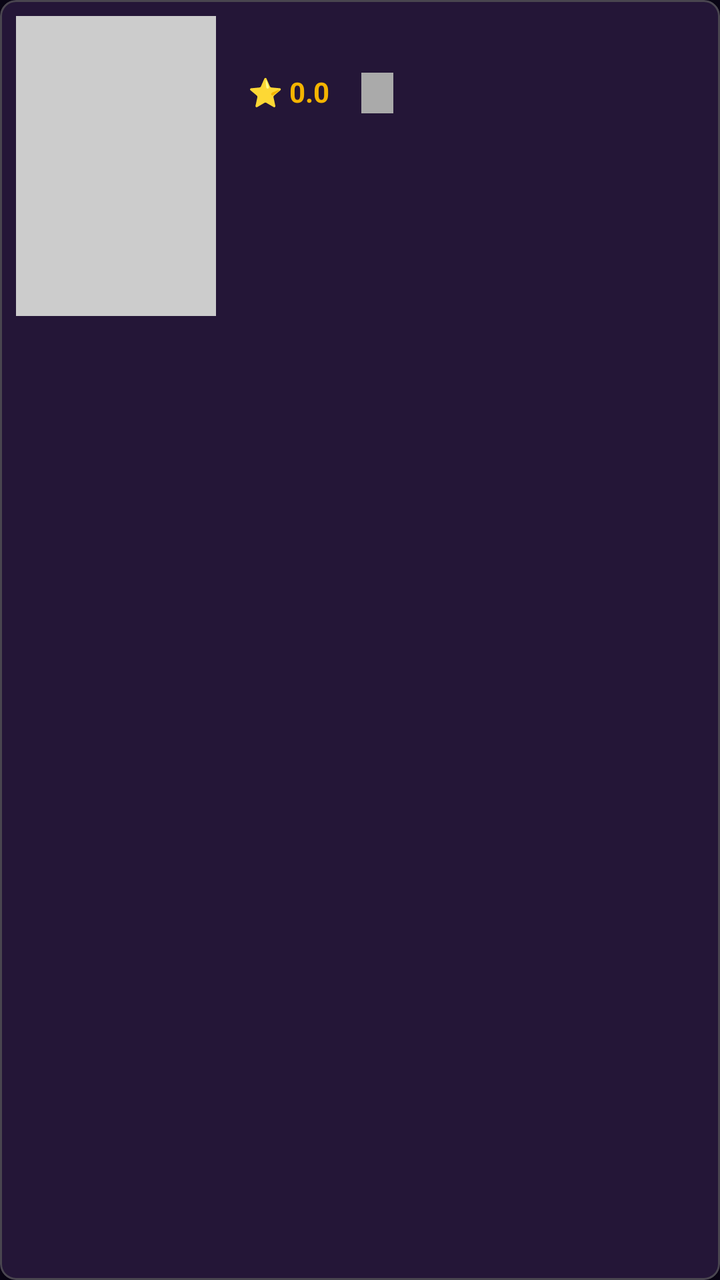
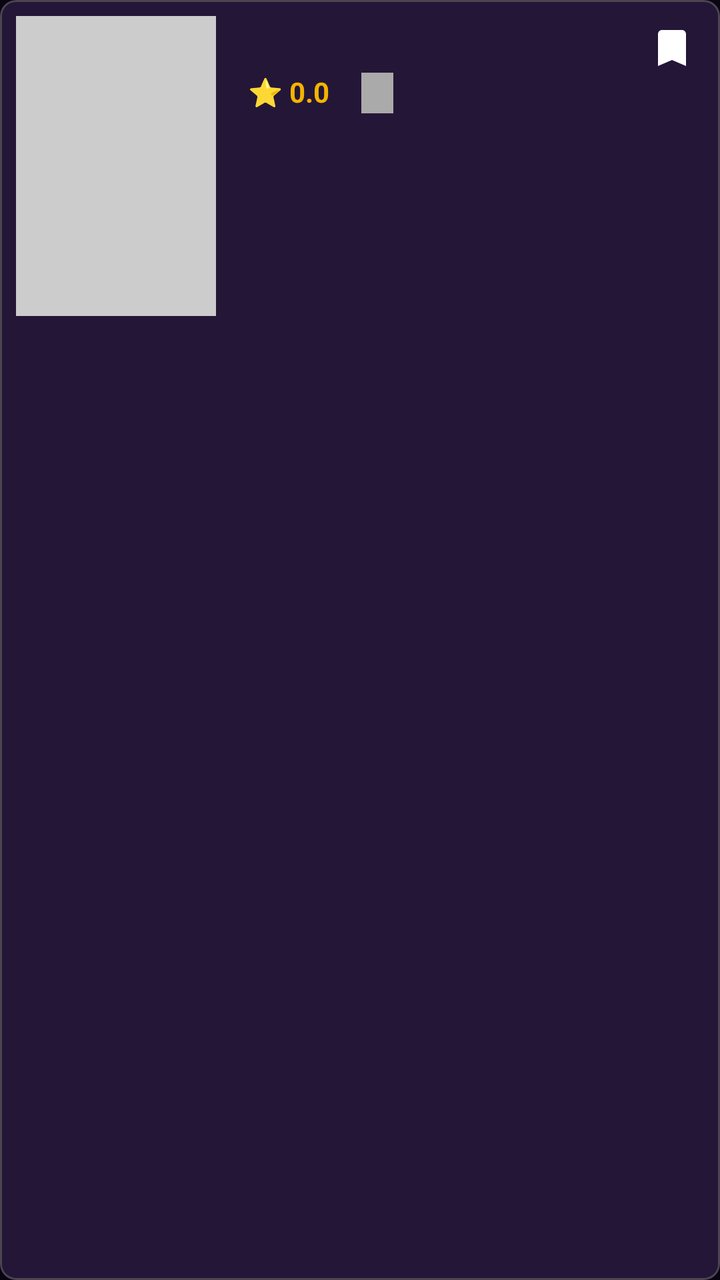

An Android layout rendered at two revisions. The XML below is the earlier revision; the diff shows what the commit changed to produce the second picture.
<!-- AndroidManifest.xml: application theme Theme.CinemaPE -->
<!-- res/layout/item_movie.xml -->
<?xml version="1.0" encoding="utf-8"?>
<com.google.android.material.card.MaterialCardView xmlns:android="http://schemas.android.com/apk/res/android"
    xmlns:app="http://schemas.android.com/apk/res-auto"
    android:layout_width="match_parent"
    android:layout_height="wrap_content"
    android:layout_margin="8dp"
    app:cardCornerRadius="8dp"
    app:cardElevation="4dp">

    <LinearLayout
        android:layout_width="match_parent"
        android:layout_height="wrap_content"
        android:orientation="horizontal"
        android:padding="8dp">

        <ImageView
            android:id="@+id/iv_movie_poster"
            android:layout_width="100dp"
            android:layout_height="150dp"
            android:background="#CCCCCC"
            android:scaleType="centerCrop" />

        <LinearLayout
            android:layout_width="match_parent"
            android:layout_height="wrap_content"
            android:layout_marginStart="16dp"
            android:orientation="vertical">

            <TextView
                android:id="@+id/tv_movie_title"
                android:textColor="@color/white"
                android:layout_width="match_parent"
                android:layout_height="wrap_content"
                android:textSize="18sp"
                android:textStyle="bold" />

            <LinearLayout
                android:layout_width="match_parent"
                android:layout_height="wrap_content"
                android:layout_marginTop="4dp"
                android:orientation="horizontal">

                <TextView
                    android:id="@+id/tv_movie_rating"
                    android:layout_width="wrap_content"
                    android:layout_height="wrap_content"
                    android:text="⭐ 0.0"
                    android:textColor="#F4B400"
                    android:textSize="14sp"
                    android:textStyle="bold" />

                <TextView
                    android:id="@+id/tv_movie_category"
                    android:layout_width="wrap_content"
                    android:layout_height="wrap_content"
                    android:layout_marginStart="16dp"
                    android:background="@android:color/darker_gray"
                    android:paddingHorizontal="8dp"
                    android:paddingVertical="2dp"
                    android:textColor="@android:color/white"
                    android:textSize="12sp" />

            </LinearLayout>

            <TextView
                android:id="@+id/tv_movie_release_date"
                android:layout_width="match_parent"
                android:layout_height="wrap_content"
                android:layout_marginTop="4dp"
                android:textColor="@android:color/darker_gray"
                android:textSize="12sp" />

            <TextView
                android:id="@+id/tv_movie_description"
                android:textColor="@color/white"
                android:layout_width="match_parent"
                android:layout_height="wrap_content"
                android:layout_marginTop="4dp"
                android:ellipsize="end"
                android:maxLines="3"
                android:textSize="14sp" />

        </LinearLayout>
    </LinearLayout>
</com.google.android.material.card.MaterialCardView>
<!-- resources referenced by this layout -->
<resources>
  <color name="white">#FFFFFFFF</color>
  <style name="Theme.CinemaPE" parent="Base.Theme.CinemaPE" />
  <style name="Base.Theme.CinemaPE" parent="Theme.Material3.Dark.NoActionBar">
          <item name="colorPrimary">@color/purple_primary</item>
          <item name="colorOnPrimary">@color/purple_bg_dark</item>
  
          <item name="android:windowBackground">@color/purple_bg_dark</item>
          <item name="colorSurface">@color/purple_card_dark</item>
          <item name="colorOnSurface">@color/text_main</item>
  
          <item name="colorPrimaryContainer">@color/purple_bg_dark</item>
          <item name="colorOnPrimaryContainer">@color/purple_primary</item>
          <item name="colorSurfaceVariant">@color/purple_bg_dark</item>
  
          <item name="colorSecondaryContainer">#269D4EDD</item>
          <item name="colorOnSecondaryContainer">@color/purple_primary</item>
  
          <item name="android:statusBarColor">@color/purple_bg_dark</item>
      </style>
  <color name="purple_primary">#FF9D4EDD</color>
  <color name="purple_bg_dark">#FF0A0516</color>
  <color name="purple_card_dark">#FF181126</color>
  <color name="text_main">#FFF5F5F7</color>
</resources>

<!-- the commit's change to res/layout/item_movie.xml (unified diff, before → after) -->
@@ -5,12 +5,12 @@
     android:layout_height="wrap_content"
     android:layout_margin="8dp"
     app:cardCornerRadius="8dp"
-    app:cardElevation="4dp">
+    app:cardElevation="4dp"
+    app:cardBackgroundColor="@color/purple_card_dark">
 
-    <LinearLayout
+    <RelativeLayout
         android:layout_width="match_parent"
         android:layout_height="wrap_content"
-        android:orientation="horizontal"
         android:padding="8dp">
 
         <ImageView
@@ -21,16 +21,19 @@
             android:scaleType="centerCrop" />
 
         <LinearLayout
+            android:id="@+id/layout_content"
             android:layout_width="match_parent"
             android:layout_height="wrap_content"
             android:layout_marginStart="16dp"
+            android:layout_toEndOf="@id/iv_movie_poster"
+            android:layout_toStartOf="@+id/iv_save_movie"
             android:orientation="vertical">
 
             <TextView
                 android:id="@+id/tv_movie_title"
-                android:textColor="@color/white"
                 android:layout_width="match_parent"
                 android:layout_height="wrap_content"
+                android:textColor="@color/white"
                 android:textSize="18sp"
                 android:textStyle="bold" />
 
@@ -67,19 +70,33 @@
                 android:layout_width="match_parent"
                 android:layout_height="wrap_content"
                 android:layout_marginTop="4dp"
-                android:textColor="@android:color/darker_gray"
+                android:textColor="@color/text_muted"
                 android:textSize="12sp" />
 
             <TextView
                 android:id="@+id/tv_movie_description"
-                android:textColor="@color/white"
                 android:layout_width="match_parent"
                 android:layout_height="wrap_content"
                 android:layout_marginTop="4dp"
                 android:ellipsize="end"
                 android:maxLines="3"
+                android:textColor="@color/white"
                 android:textSize="14sp" />
 
         </LinearLayout>
-    </LinearLayout>
+
+        <ImageView
+            android:id="@+id/iv_save_movie"
+            android:layout_width="32dp"
+            android:layout_height="32dp"
+            android:layout_alignParentEnd="true"
+            android:layout_alignParentTop="true"
+            android:padding="4dp"
+            android:src="@drawable/ic_save"
+            android:tint="@color/white"
+            android:background="?attr/selectableItemBackgroundBorderless"
+            android:clickable="true"
+            android:focusable="true" />
+
+    </RelativeLayout>
 </com.google.android.material.card.MaterialCardView>
<!-- resource entries referenced after the edit -->
@@ -1,6 +1,19 @@
 <!-- resources referenced by this layout -->
 <resources>
+  <color name="purple_card_dark">#FF181126</color>
+  <color name="text_muted">#FF8E8A9A</color>
   <color name="white">#FFFFFFFF</color>
+  <!-- drawable ic_save (drawable) -->
+  <vector xmlns:android="http://schemas.android.com/apk/res/android"
+      android:width="24dp"
+      android:height="24dp"
+      android:viewportWidth="24"
+      android:viewportHeight="24"
+      android:tint="?attr/colorControlNormal">
+      <path
+          android:fillColor="@android:color/white"
+          android:pathData="M17,3H7C5.9,3 5,3.9 5,5V21L12,18L19,21V5C19,3.9 18.1,3 17,3Z" />
+  </vector>
   <style name="Theme.CinemaPE" parent="Base.Theme.CinemaPE" />
   <style name="Base.Theme.CinemaPE" parent="Theme.Material3.Dark.NoActionBar">
           <item name="colorPrimary">@color/purple_primary</item>
@@ -21,7 +34,6 @@
       </style>
   <color name="purple_primary">#FF9D4EDD</color>
   <color name="purple_bg_dark">#FF0A0516</color>
-  <color name="purple_card_dark">#FF181126</color>
   <color name="text_main">#FFF5F5F7</color>
 </resources>
 
